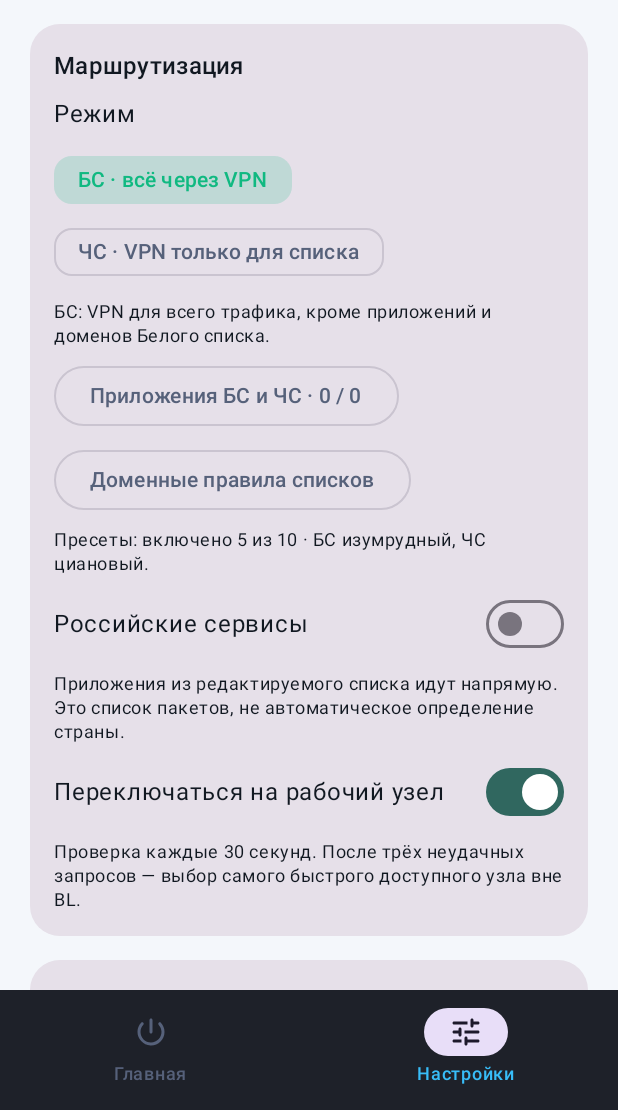
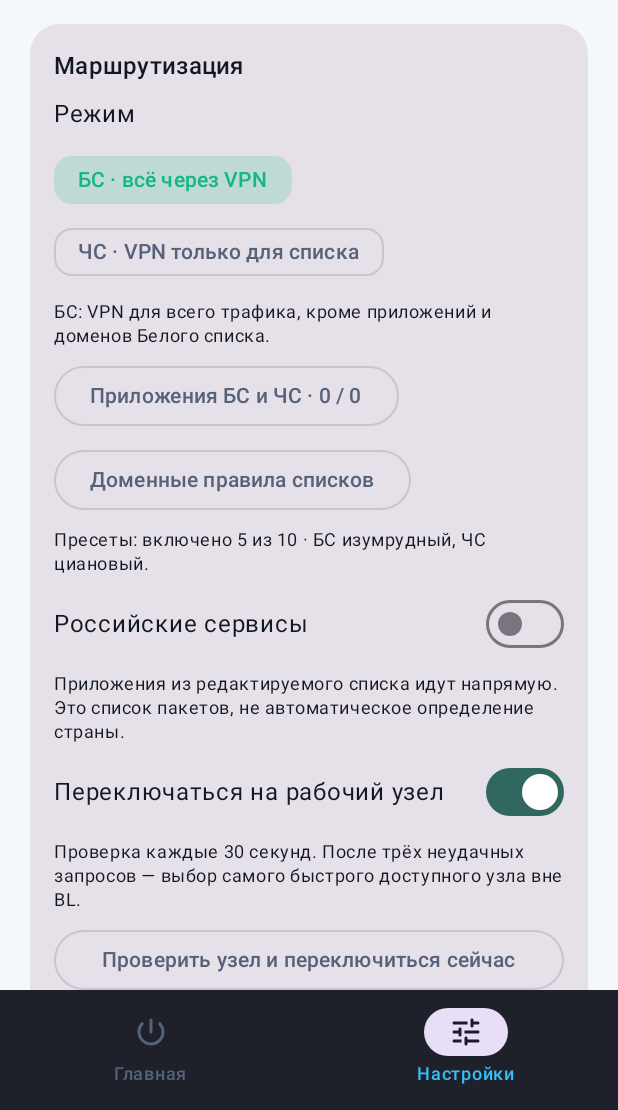
Before and after one commit to lolkekppp62-byte/savemybox, an Android app built with Jetpack Compose: the screen it shows after launch (MainActivity), item 2 of the bottom bar chosen, scrolled down 952 dp, on a phone screen of 412 x 824 dp, the part 126-1236 px from its top. Run offline under Robolectric (Android 15) with nearby library versions, the phone set to English and light mode, and no system bars; libraries missing offline, so code that uses them is left out: io.nekohasekai.libbox; pictures from the network do not load; 2 statements that could not run were skipped.

Commit message:
Показывать скорость узла после подключения и ручной роуминг-свап
Сразу после подключения запускается проверка активного узла, чтобы на
главном экране появилась задержка. На карточке узла есть кнопка повтора
проверки, а в настройках — «Проверить узел и переключиться сейчас»:
если активный не отвечает, выбирается самый быстрый рабочий.

```diff
--- a/app/src/main/java/com/savemy/singboxfork/ui/BoxScreen.kt
+++ b/app/src/main/java/com/savemy/singboxfork/ui/BoxScreen.kt
@@ -132,7 +132,8 @@ import java.util.Date
                         onScan = { scan() },
                         onServers = { sheet = true },
                         onRefreshSubs = { refreshSubscriptions(context, app) },
-                        onCheckMode = { mode -> action { app.repository.updateSettings { it.copy(checkMode = mode) } } })
+                        onCheckMode = { mode -> action { app.repository.updateSettings { it.copy(checkMode = mode) } } },
+                        onCheckNode = { id -> scan(id) })
                     else SettingsScreen(data, change = { transform ->
                         action {
                             val old = app.repository.state.value.settings
@@ -143,7 +144,8 @@ import java.util.Date
                             // Канал обновлений и расписания не трогают туннель: перезагрузка нужна только сетевым настройкам.
                             if (old.copy(theme = next.theme, accent = next.accent, intervalMinutes = next.intervalMinutes, subIntervalMinutes = next.subIntervalMinutes, updateChannel = next.updateChannel) != next) app.engine.applySettings()
                         }
-                    }, openApps = { page = "Приложения" }, openRussian = { page = "Домены" }, openSubscriptions = { page = "Подписки" }, openLogs = { page = "Журнал" }, updater = app.updater, context = context)
+                    }, openApps = { page = "Приложения" }, openRussian = { page = "Домены" }, openSubscriptions = { page = "Подписки" }, openLogs = { page = "Журнал" }, updater = app.updater, context = context,
+                        onRoamNow = { action { app.engine.roamNow() } })
                 }
             }
         }
@@ -187,15 +189,17 @@ import java.util.Date
 
 @Composable private fun MainPane(data: AppData, connection: ConnectionState, progress: CheckProgress?, live: Map<String, NodeResult>,
                                 checking: Boolean, loadError: String?, onToggle: () -> Unit, onScan: () -> Unit,
-                                onServers: () -> Unit, onRefreshSubs: () -> Unit, onCheckMode: (CheckMode) -> Unit) {
+                                onServers: () -> Unit, onRefreshSubs: () -> Unit, onCheckMode: (CheckMode) -> Unit,
+                                onCheckNode: (String) -> Unit) {
     val active = data.nodes.firstOrNull { it.id == connection.activeId }
     val sub = data.settings.subscriptions.firstOrNull { it.enabled } ?: data.settings.subscriptions.firstOrNull()
     val subNodes = sub?.let { s -> data.nodes.count { it.id.startsWith("${s.id}::") } } ?: data.nodes.size
+    val connected = connection.phase == Phase.CONNECTED || connection.phase == Phase.CONNECTING
     Column(Modifier.fillMaxSize().verticalScroll(rememberScrollState()).padding(horizontal = 20.dp, vertical = 16.dp),
         verticalArrangement = Arrangement.spacedBy(14.dp)) {
         ConnectHero(connection, checking, onToggle, onScan)
         CheckModeRow(data.settings.checkMode, onCheckMode)
-        NodePlate(active, live[active?.id], onServers)
+        NodePlate(active, live[active?.id], connected, checking, onServers, onCheckNode)
         SubscriptionCard(sub, subNodes, onRefreshSubs, onServers)
         if (checking) ProgressStrip(progress)
         connection.notice?.let { Text(it, color = Palette.Cyan, style = MaterialTheme.typography.bodyMedium) }
@@ -262,7 +266,7 @@ import java.util.Date
     }
 }
 
-@Composable private fun NodePlate(node: Node?, live: NodeResult?, onOpen: () -> Unit) {
+@Composable private fun NodePlate(node: Node?, live: NodeResult?, connected: Boolean, checking: Boolean, onOpen: () -> Unit, onCheck: (String) -> Unit) {
     val status = live?.status ?: node?.status ?: CheckStatus.UNCHECKED
     val latency = live?.latencyMs ?: node?.latencyMs
     val tcp = live?.tcpMs ?: node?.tcpMs
@@ -270,11 +274,14 @@ import java.util.Date
         modifier = Modifier.fillMaxWidth().clickable(onClick = onOpen)) {
         Row(Modifier.padding(16.dp), verticalAlignment = Alignment.CenterVertically) {
             Column(Modifier.weight(1f)) {
-                Text("Текущий узел", style = MaterialTheme.typography.labelMedium, color = Palette.TextMuted)
+                Text(if (connected) "Текущий узел · скорость" else "Текущий узел", style = MaterialTheme.typography.labelMedium, color = Palette.TextMuted)
                 Text(node?.name ?: "Узел не выбран", style = MaterialTheme.typography.titleMedium, color = Palette.TextPrimary,
                     maxLines = 1, overflow = TextOverflow.Ellipsis)
-                Text(nodeMeta(node, status, tcp), style = MaterialTheme.typography.bodySmall.copy(fontFeatureSettings = "tnum"),
+                Text(nodeMeta(node, status, tcp, connected), style = MaterialTheme.typography.bodySmall.copy(fontFeatureSettings = "tnum"),
                     color = Palette.TextMuted, maxLines = 1, overflow = TextOverflow.Ellipsis)
+            }
+            if (node != null) {
+                IconButton(onClick = { onCheck(node.id) }, enabled = !checking) { Icon(Icons.Rounded.Refresh, "Проверить узел", tint = Palette.Cyan) }
             }
             PingBadge(latency, status)
             Spacer(Modifier.width(10.dp))
@@ -557,10 +564,14 @@ private fun statusText(status: CheckStatus) = when (status) {
     CheckStatus.ALIVE -> "работает"
 }
 
-private fun nodeMeta(node: Node?, status: CheckStatus, tcp: Long?): String {
-    val parts = mutableListOf(node?.protocol?.uppercase() ?: "—")
+private fun nodeMeta(node: Node?, status: CheckStatus, tcp: Long?, connected: Boolean = false): String {
+    if (node == null) return "Выберите узел, чтобы увидеть скорость"
+    val parts = mutableListOf(node.protocol.uppercase())
     tcp?.let { parts += "TCP $it мс" }
-    node?.checkedAt?.takeIf { it > 0 && status == CheckStatus.ALIVE }?.let { parts += "потери ${node.lossPercent ?: 0}%" }
+    node.checkedAt.takeIf { it > 0 && status == CheckStatus.ALIVE }?.let { parts += "потери ${node.lossPercent ?: 0}%" }
+    if (connected && status == CheckStatus.UNCHECKED && tcp == null) parts += "нажмите «обновить», чтобы измерить"
+    if (connected && status == CheckStatus.TCP_FAILED) parts += "не отвечает — можно переключиться"
+    if (connected && status == CheckStatus.URL_FAILED) parts += "URLTest не прошёл"
     return parts.joinToString(" · ")
 }
 
--- a/app/src/main/java/com/savemy/singboxfork/ui/SettingsScreen.kt
+++ b/app/src/main/java/com/savemy/singboxfork/ui/SettingsScreen.kt
@@ -21,7 +21,7 @@ import kotlinx.coroutines.Dispatchers
 import kotlinx.coroutines.withContext
 
 @OptIn(ExperimentalLayoutApi::class)
-@Composable fun SettingsScreen(data:AppData,change:((Settings)->Settings)->Unit,openApps:()->Unit,openRussian:()->Unit,openSubscriptions:()->Unit,openLogs:()->Unit,updater:Updater,context: Context) {
+@Composable fun SettingsScreen(data:AppData,change:((Settings)->Settings)->Unit,openApps:()->Unit,openRussian:()->Unit,openSubscriptions:()->Unit,openLogs:()->Unit,updater:Updater,context: Context,onRoamNow:()->Unit) {
     val s=data.settings
     val update by updater.state.collectAsStateWithLifecycle()
     var custom by remember { mutableStateOf("") };var unit by remember { mutableStateOf("minutes") };var error by remember { mutableStateOf<String?>(null) }
@@ -85,6 +85,8 @@ import kotlinx.coroutines.withContext
             Text("Приложения из редактируемого списка идут напрямую. Это список пакетов, не автоматическое определение страны.",style=MaterialTheme.typography.bodySmall)
             Toggle("Переключаться на рабочий узел",s.smartRouting) { value -> change { it.copy(smartRouting=value) } }
             Text("Проверка каждые 30 секунд. После трёх неудачных запросов — выбор самого быстрого доступного узла вне BL.",style=MaterialTheme.typography.bodySmall)
+            OutlinedButton(onRoamNow,Modifier.fillMaxWidth()) { Text("Проверить узел и переключиться сейчас") }
+            Text("Проверяет активный узел: если он не отвечает, сразу переключает на самый быстрый рабочий. Работает при подключённом VPN.",style=MaterialTheme.typography.bodySmall)
         } }
         item { Section("Проверка узлов") {
             Toggle("Убирать нерабочие узлы в папку «Не отвечает»",s.hideDeadNodes) { value -> change { it.copy(hideDeadNodes=value) } }
```
Also changed, not shown: app/src/main/java/com/savemy/singboxfork/core/Engine.kt (+42 -13 lines).
